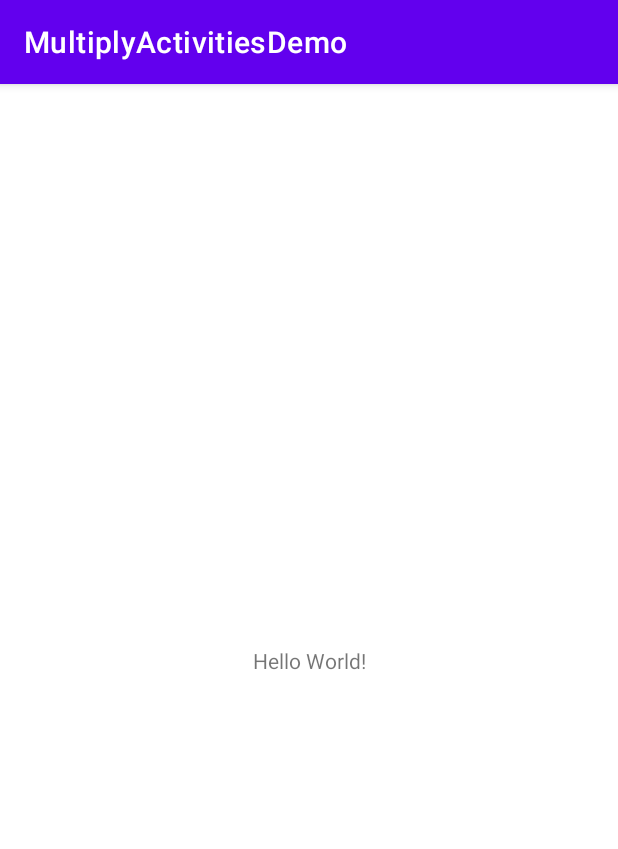
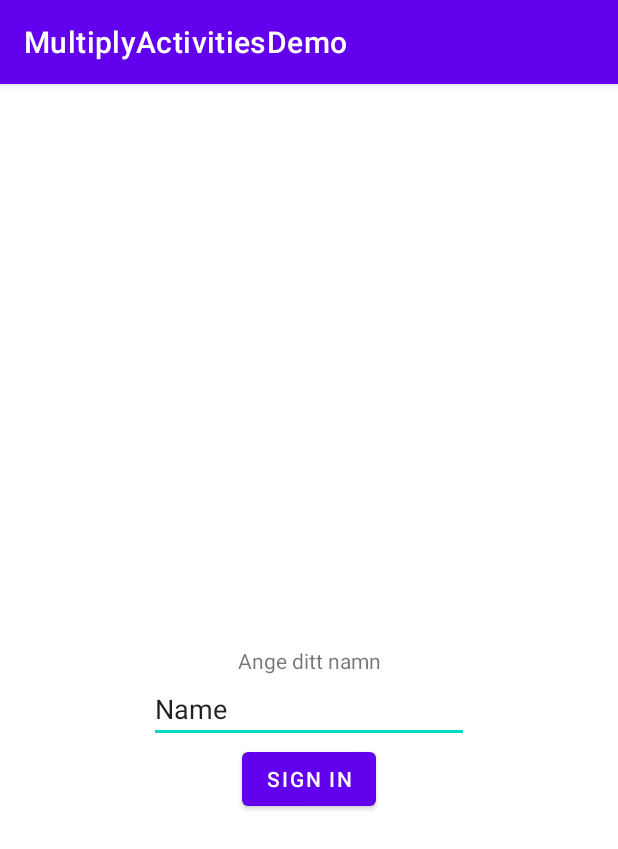
Before and after one commit to g21emmka/MultiplyActivitiesDemo, an Android app: the screen it shows after launch (MainActivity), on a phone screen of 412 x 824 dp. Shown: the top 849 px of the screen. Run offline under Robolectric (Android 15) with nearby library versions, the phone set to English and light mode, and no system bars.

Commit message:
Added layout for sign in code

```diff
--- a/app/src/main/res/layout/activity_main.xml
+++ b/app/src/main/res/layout/activity_main.xml
@@ -9,10 +9,31 @@
     <TextView
         android:layout_width="wrap_content"
         android:layout_height="wrap_content"
-        android:text="Hello World!"
+        android:text="Ange ditt namn"
+        android:id="@+id/signin_label"
         app:layout_constraintBottom_toBottomOf="parent"
         app:layout_constraintLeft_toLeftOf="parent"
         app:layout_constraintRight_toRightOf="parent"
         app:layout_constraintTop_toTopOf="parent" />
 
+    <EditText
+        android:id="@+id/signin_name"
+        android:layout_width="wrap_content"
+        android:layout_height="wrap_content"
+        android:ems="10"
+        android:inputType="textPersonName"
+        android:text="Name"
+        app:layout_constraintTop_toBottomOf="@+id/signin_label"
+        app:layout_constraintStart_toStartOf="parent"
+        app:layout_constraintEnd_toEndOf="parent"/>
+
+    <Button
+        android:id="@+id/button"
+        android:layout_width="wrap_content"
+        android:layout_height="wrap_content"
+        android:text="Sign in"
+        app:layout_constraintTop_toBottomOf="@+id/signin_name"
+        app:layout_constraintStart_toStartOf="parent"
+        app:layout_constraintEnd_toEndOf="parent"/>
+
 </androidx.constraintlayout.widget.ConstraintLayout>
```
